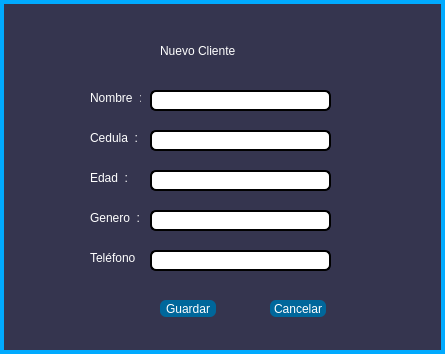
Old version of the form views/clientes_form.ui in the repository joanmera/Gameverse_Interface.
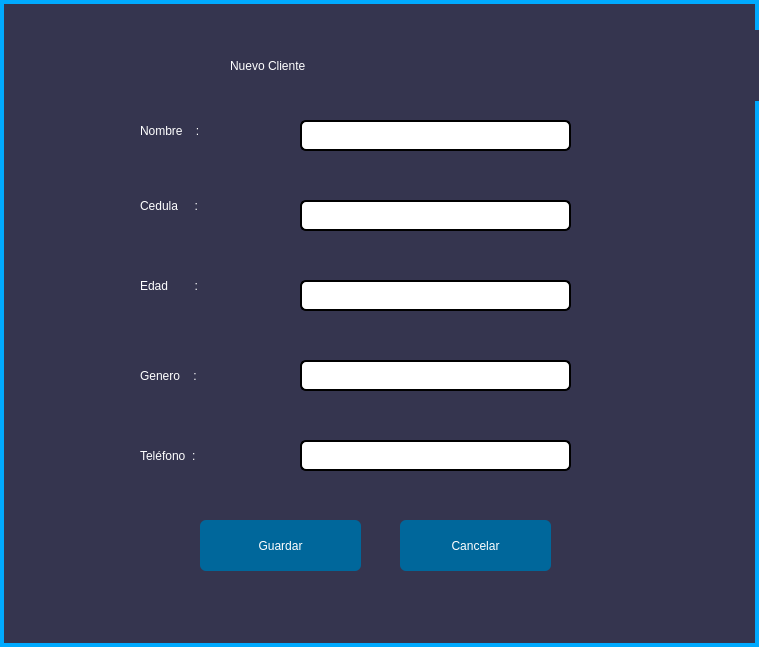
New version of the form.

Commit message: no he hecho nada

Patch:
```diff
--- a/views/clientes_form.ui
+++ b/views/clientes_form.ui
@@ -6,8 +6,8 @@
    <rect>
     <x>0</x>
     <y>0</y>
-    <width>445</width>
-    <height>354</height>
+    <width>759</width>
+    <height>647</height>
    </rect>
   </property>
   <property name="windowTitle">
@@ -20,10 +20,10 @@
   <widget class="QLabel" name="label_5">
    <property name="geometry">
     <rect>
-     <x>160</x>
+     <x>230</x>
      <y>30</y>
-     <width>161</width>
-     <height>41</height>
+     <width>571</width>
+     <height>71</height>
     </rect>
    </property>
    <property name="styleSheet">
@@ -38,10 +38,10 @@
   <widget class="QLineEdit" name="name_lineEdit">
    <property name="geometry">
     <rect>
-     <x>150</x>
-     <y>90</y>
-     <width>181</width>
-     <height>21</height>
+     <x>300</x>
+     <y>120</y>
+     <width>271</width>
+     <height>31</height>
     </rect>
    </property>
    <property name="styleSheet">
@@ -57,10 +57,10 @@
   <widget class="QLabel" name="label">
    <property name="geometry">
     <rect>
-     <x>90</x>
-     <y>90</y>
-     <width>51</width>
-     <height>16</height>
+     <x>140</x>
+     <y>110</y>
+     <width>131</width>
+     <height>41</height>
     </rect>
    </property>
    <property name="styleSheet">
@@ -68,16 +68,16 @@
 border: 0px solid #00aaff; /* Contorno neon azul */</string>
    </property>
    <property name="text">
-    <string>Nombre  :</string>
+    <string>Nombre    :</string>
    </property>
   </widget>
   <widget class="QLabel" name="label_2">
    <property name="geometry">
     <rect>
-     <x>90</x>
-     <y>130</y>
-     <width>51</width>
-     <height>16</height>
+     <x>140</x>
+     <y>190</y>
+     <width>131</width>
+     <height>31</height>
     </rect>
    </property>
    <property name="styleSheet">
@@ -85,16 +85,16 @@
 border: 0px solid #00aaff; /* Contorno neon azul */</string>
    </property>
    <property name="text">
-    <string>Cedula  :</string>
+    <string>Cedula     :</string>
    </property>
   </widget>
   <widget class="QLabel" name="label_3">
    <property name="geometry">
     <rect>
-     <x>90</x>
-     <y>170</y>
-     <width>51</width>
-     <height>16</height>
+     <x>140</x>
+     <y>270</y>
+     <width>131</width>
+     <height>31</height>
     </rect>
    </property>
    <property name="styleSheet">
@@ -102,16 +102,16 @@
 border: 0px solid #00aaff; /* Contorno neon azul */</string>
    </property>
    <property name="text">
-    <string>Edad  :</string>
+    <string>Edad        :</string>
    </property>
   </widget>
   <widget class="QLabel" name="label_4">
    <property name="geometry">
     <rect>
-     <x>90</x>
-     <y>250</y>
-     <width>51</width>
-     <height>16</height>
+     <x>140</x>
+     <y>440</y>
+     <width>141</width>
+     <height>31</height>
     </rect>
    </property>
    <property name="styleSheet">
@@ -125,10 +125,10 @@
   <widget class="QLineEdit" name="id_lineEdit">
    <property name="geometry">
     <rect>
-     <x>150</x>
-     <y>130</y>
-     <width>181</width>
-     <height>21</height>
+     <x>300</x>
+     <y>200</y>
+     <width>271</width>
+     <height>31</height>
     </rect>
    </property>
    <property name="styleSheet">
@@ -144,10 +144,10 @@
   <widget class="QLineEdit" name="age_lineEdit">
    <property name="geometry">
     <rect>
-     <x>150</x>
-     <y>170</y>
-     <width>181</width>
-     <height>21</height>
+     <x>300</x>
+     <y>280</y>
+     <width>271</width>
+     <height>31</height>
     </rect>
    </property>
    <property name="styleSheet">
@@ -163,10 +163,10 @@
   <widget class="QLineEdit" name="number_lineEdit">
    <property name="geometry">
     <rect>
-     <x>150</x>
-     <y>250</y>
-     <width>181</width>
-     <height>21</height>
+     <x>300</x>
+     <y>440</y>
+     <width>271</width>
+     <height>31</height>
     </rect>
    </property>
    <property name="styleSheet">
@@ -182,10 +182,10 @@
   <widget class="QPushButton" name="saveButton">
    <property name="geometry">
     <rect>
-     <x>160</x>
-     <y>300</y>
-     <width>56</width>
-     <height>17</height>
+     <x>200</x>
+     <y>520</y>
+     <width>161</width>
+     <height>51</height>
     </rect>
    </property>
    <property name="styleSheet">
@@ -201,10 +201,10 @@
   <widget class="QPushButton" name="cancelButton">
    <property name="geometry">
     <rect>
-     <x>270</x>
-     <y>300</y>
-     <width>56</width>
-     <height>17</height>
+     <x>400</x>
+     <y>520</y>
+     <width>151</width>
+     <height>51</height>
     </rect>
    </property>
    <property name="styleSheet">
@@ -220,10 +220,10 @@
   <widget class="QLineEdit" name="gender_lineEdit">
    <property name="geometry">
     <rect>
-     <x>150</x>
-     <y>210</y>
-     <width>181</width>
-     <height>21</height>
+     <x>300</x>
+     <y>360</y>
+     <width>271</width>
+     <height>31</height>
     </rect>
    </property>
    <property name="styleSheet">
@@ -239,10 +239,10 @@
   <widget class="QLabel" name="label_6">
    <property name="geometry">
     <rect>
-     <x>90</x>
-     <y>210</y>
-     <width>51</width>
-     <height>16</height>
+     <x>140</x>
+     <y>360</y>
+     <width>131</width>
+     <height>31</height>
     </rect>
    </property>
    <property name="styleSheet">
@@ -250,7 +250,43 @@
 border: 0px solid #00aaff; /* Contorno neon azul */</string>
    </property>
    <property name="text">
-    <string>Genero  :</string>
+    <string>Genero    :</string>
+   </property>
+  </widget>
+  <widget class="QLabel" name="invalid_information">
+   <property name="geometry">
+    <rect>
+     <x>300</x>
+     <y>240</y>
+     <width>271</width>
+     <height>31</height>
+    </rect>
+   </property>
+   <property name="styleSheet">
+    <string notr="true">border: 0px;
+font: 6pt &quot;MS Shell Dlg 2&quot;;
+color: rgb(255, 0, 0);</string>
+   </property>
+   <property name="text">
+    <string/>
+   </property>
+  </widget>
+  <widget class="QLabel" name="invalid_information_2">
+   <property name="geometry">
+    <rect>
+     <x>300</x>
+     <y>320</y>
+     <width>271</width>
+     <height>31</height>
+    </rect>
+   </property>
+   <property name="styleSheet">
+    <string notr="true">border: 0px;
+font: 6pt &quot;MS Shell Dlg 2&quot;;
+color: rgb(255, 0, 0);</string>
+   </property>
+   <property name="text">
+    <string/>
    </property>
   </widget>
  </widget>
```
Left out of the diff: 7 changed lines with no effect on the pictures. The commit also changes 2 other files.
